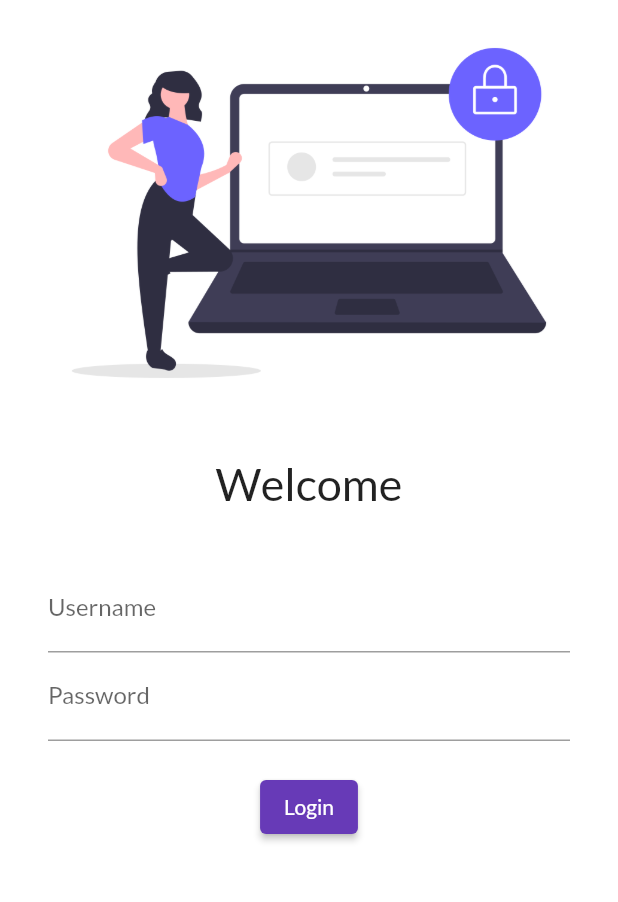
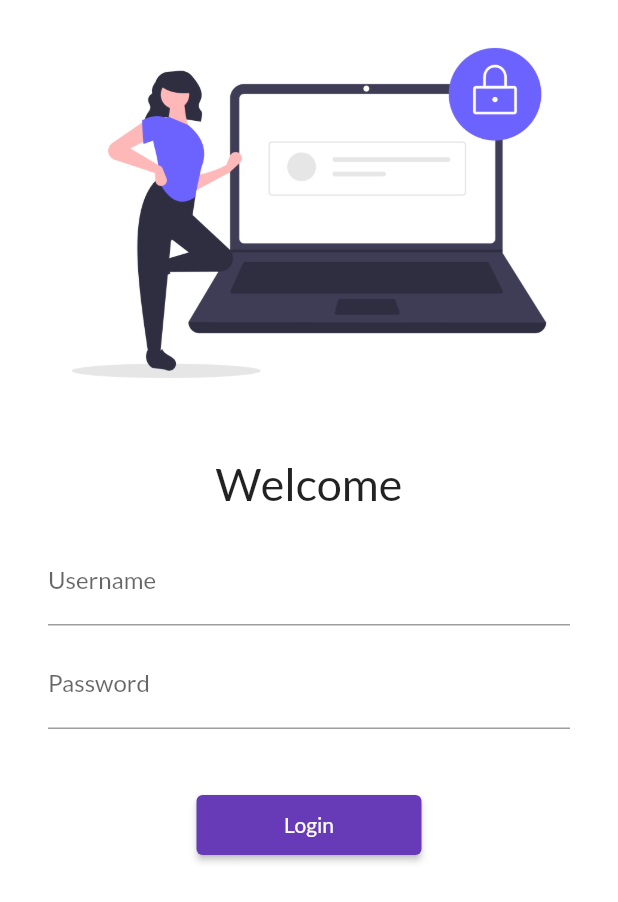
Before and after one commit to Sachin7895/30DaysFlutter, a Flutter app: the screen it shows after launch, on a phone screen of 412 x 824 dp. Shown: the top 902 px of the screen. Run offline on Flutter 3.47's test engine with Material 2 defaults, Android fonts, the phone set to English and light mode, and no system bars; our stand-ins replace google_fonts.

Commit message:
Day5 completed

```diff
--- a/lib/Pages/login_page.dart
+++ b/lib/Pages/login_page.dart
@@ -1,6 +1,7 @@
 // ignore_for_file: prefer_const_constructors
 
 import 'package:flutter/material.dart';
+import 'package:flutter_cata/utils/routes.dart';
 
 class LoginPage extends StatelessWidget {
   const LoginPage({Key? key}) : super(key: key);
@@ -9,6 +10,7 @@
   Widget build(BuildContext context) {
     return Material(
         color: Colors.white,
+        child: SingleChildScrollView(
           child: Column(
             children: [
               Image.asset(
@@ -23,11 +25,11 @@
                 style: TextStyle(fontSize: 30),
               ),
               SizedBox(
-              height: 20.0,
+                height: 2.0,
               ),
               Padding(
-              padding:
-                  const EdgeInsets.symmetric(vertical: 16.0, horizontal: 32.0),
+                padding: const EdgeInsets.symmetric(
+                    vertical: 16.0, horizontal: 32.0),
                 child: Column(
                   children: [
                     TextFormField(
@@ -35,6 +37,9 @@
                         hintText: "Enter Username",
                         labelText: "Username",
                       ),
+                    ),
+                    SizedBox(
+                      height: 10.0,
                     ),
                     TextFormField(
                       obscureText: true,
@@ -44,20 +49,22 @@
                       ),
                     ),
                     SizedBox(
-                    height: 20.0,
+                      height: 40.0,
                     ),
                     ElevatedButton(
+                      child: Text("Login"),
+                      style: TextButton.styleFrom(minimumSize: Size(150, 40)),
                       onPressed: () {
                         // ignore: avoid_print
-                      print("Hi Sachin Bisht");
+
+                        Navigator.pushNamed(context, MyRoutes.homeRoute);
                       },
-                    child: Text("Login"),
-                    style: TextButton.styleFrom(),
                     )
                   ],
                 ),
               )
             ],
+          ),
         ));
   }
 }
--- a/lib/main.dart
+++ b/lib/main.dart
@@ -1,4 +1,5 @@
 import 'package:flutter/material.dart';
+import 'package:flutter_cata/utils/routes.dart';
 import 'package:google_fonts/google_fonts.dart';
 import 'Pages/home.dart';
 import 'Pages/login_page.dart';
@@ -14,16 +15,16 @@
     return MaterialApp(
       themeMode: ThemeMode.light,
       theme: ThemeData(
-          primarySwatch: Colors.deepPurple,
-          fontFamily: GoogleFonts.lato().fontFamily,
-          ),
+        primarySwatch: Colors.deepPurple,
+        fontFamily: GoogleFonts.lato().fontFamily,
+      ),
       initialRoute: "/login",
       routes: {
         // ignore: prefer_const_constructors
         "/": (context) => LoginPage(),
         // ignore: prefer_const_constructors
-        "/login": (context) => LoginPage(),
-        "/home": (context) => HomePage(),
+        MyRoutes.loginRoute: (context) => LoginPage(),
+        MyRoutes.homeRoute: (context) => HomePage(),
       },
     );
   }
--- /dev/null
+++ b/lib/utils/routes.dart
@@ -0,0 +1,4 @@
+class MyRoutes {
+  static String loginRoute = "/login";
+  static String homeRoute = "/home";
+}
```
Lines whose indentation alone changed are shown as unchanged.
